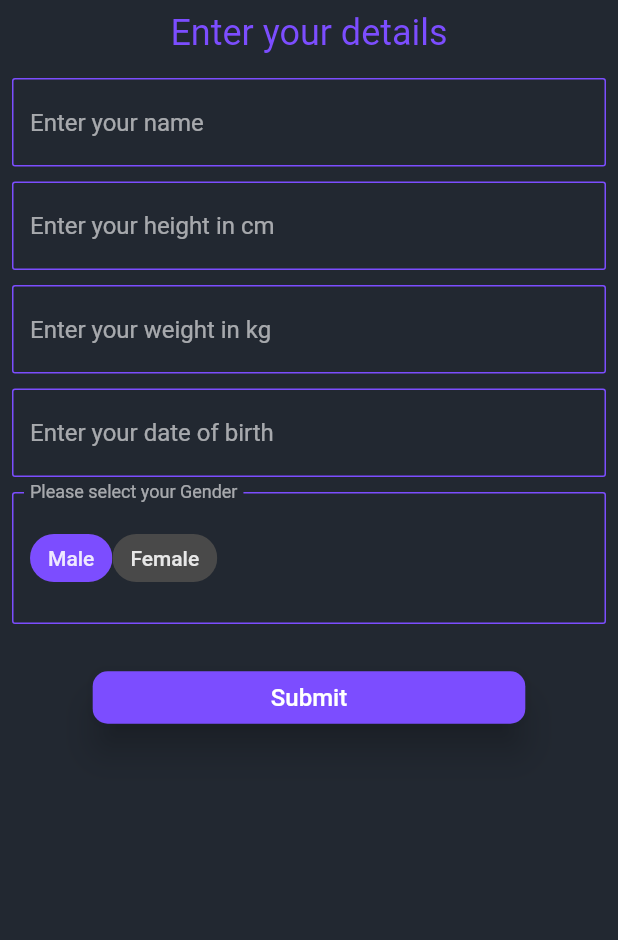
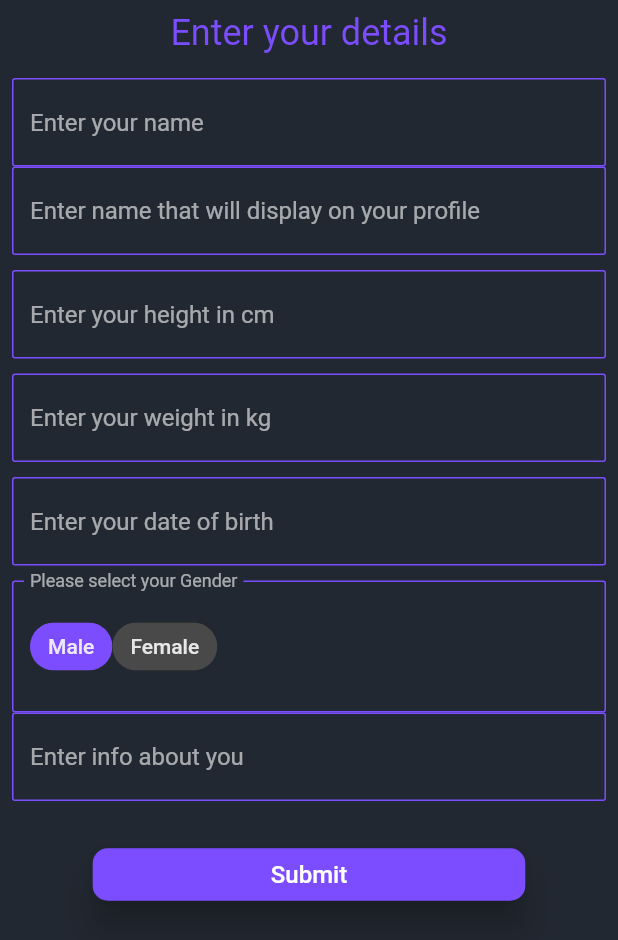
Before and after one commit to usamaTheFirst/sehatmand, a Flutter app: the FormScreen screen opened by its route, on a phone screen of 412 x 824 dp. Shown: the top 940 px of the screen. Run offline on Flutter 3.47's test engine with Material 2 defaults, Android fonts, the phone set to English and light mode, and no system bars; drawn by our look-alikes of flutter_form_builder; our stand-ins replace cached_network_image, cloud_firestore, firebase_auth, firebase_core, firebase_storage, flashy_tab_bar2 and 14 more; accounts and stored records are empty; network calls fail.

Commit message:
17 jul end

```diff
--- a/lib/main.dart
+++ b/lib/main.dart
@@ -9,7 +9,9 @@ import 'package:sehatmand/screens/auth-screen.dart';
 import 'package:sehatmand/screens/form_screen.dart';
 import 'package:sehatmand/screens/main-srcreen.dart';
 import 'package:sehatmand/screens/test_screen.dart';
+import 'package:sehatmand/utils/providers.dart';
 import 'package:sehatmand/view_models/auth/register_view_model.dart';
+import 'package:sehatmand/view_models/profile/edit_profile_view_model.dart';
 import 'package:sehatmand/view_models/user/user_view_model.dart';
 import 'package:sehatmand/widgets/exercise_widget.dart';
 
@@ -18,8 +20,7 @@ Future<void> main() async {
   await Firebase.initializeApp();
   runApp(MultiProvider(providers: [
     ChangeNotifierProvider.value(value: FetchPreviousExcercise()),
-    ChangeNotifierProvider.value(value: UserViewModel()),
-    ChangeNotifierProvider.value(value: RegisterViewModel())
+    ...providers
   ], child: (MyApp())));
 }
 
--- a/lib/screens/form_screen.dart
+++ b/lib/screens/form_screen.dart
@@ -59,6 +59,25 @@ class _FormScreenState extends State<FormScreen> {
                         //   borderSide: BorderSide(color: Colors.blue, width: 5),
                         // ),
                         hintText: 'Enter your name'),
+                  ),
+                  FormBuilderTextField(
+                    name: 'username',
+                    enableSuggestions: false,
+                    keyboardType: TextInputType.text,
+                    validator: (value) {
+                      if (value == null || value.isEmpty) {
+                        return 'Please enter your name';
+                      } else if (value.length < 3) {
+                        return 'Name must be at least 3 characters long';
+                      } else if (value.length > 20) {
+                        return 'Name must be 20 characters or less';
+                      } else if (!RegExp(r'^[A-Za-z ]+$').hasMatch(value)) {
+                        return 'Name must contain only alphabetical characters';
+                      }
+                      return null;
+                    },
+                    decoration: InputDecoration(
+                        hintText: 'Enter name that will display on your profile'),
                   ),
                   SizedBox(height: 10),
                   FormBuilderTextField(
@@ -132,6 +151,20 @@ class _FormScreenState extends State<FormScreen> {
                         FormBuilderFieldOption(
                             value: 'Female', child: Text('Female')),
                       ]),
+                  FormBuilderTextField(
+                    name: 'bio',
+                    validator: (value) {
+                      if (value == null || value.isEmpty) {
+                        return 'Please enter your bio';
+                      } else if (double.tryParse(value) == null) {
+                        return 'Please enter a valid bio';
+                      }
+                      return null;
+                    },
+                    keyboardType: TextInputType.text,
+                    decoration:
+                    InputDecoration(hintText: 'Enter info about you'),
+                  ),
                   SizedBox(
                     height: 25,
                   ),
--- a/lib/screens/home_screen.dart
+++ b/lib/screens/home_screen.dart
@@ -17,7 +17,8 @@ class _HomeScreenState extends State<HomeScreen> {
   @override
   Widget build(BuildContext context) {
     return Scaffold(
-      body: Column(
+      body: SafeArea(
+        child: Column(
           children: [
             Container(
               decoration: BoxDecoration(
@@ -113,6 +114,7 @@ class _HomeScreenState extends State<HomeScreen> {
             ),
           ],
         ),
+      ),
     );
   }
 }
--- a/lib/screens/main-srcreen.dart
+++ b/lib/screens/main-srcreen.dart
@@ -5,6 +5,7 @@ import 'package:sehatmand/screens/home_screen.dart';
 import 'package:sehatmand/screens/mainscreen_social.dart';
 import 'package:sehatmand/screens/past_exercises_screen.dart';
 import 'package:sehatmand/screens/test_screen.dart';
+import 'package:sehatmand/pages/profile.dart';
 
 class MainScreen extends StatefulWidget {
   MainScreen({Key? key}) : super(key: key);
@@ -21,7 +22,7 @@ class _MainScreenState extends State<MainScreen> {
     HomeScreen(),
     TabScreen(),
     PastExercisesScreen(),
-    TestScreen(),
+    Profile(profileId: FirebaseAuth.instance.currentUser!.uid),
   ];
 
   @override
--- a/lib/screens/mainscreen_social.dart
+++ b/lib/screens/mainscreen_social.dart
@@ -53,7 +53,7 @@ class _TabScreenState extends State<TabScreen> {
   @override
   Widget build(BuildContext context) {
     return DefaultTabController(
-      length: 5,
+      length: 4,
       child: Scaffold(
         appBar: AppBar(
           title: TabBar(
@@ -62,7 +62,7 @@ class _TabScreenState extends State<TabScreen> {
               Tab(icon: Icon(pages[1]['icon']),),
               Tab(icon: Icon(pages[2]['icon']),),
               Tab(icon: Icon(pages[3]['icon']),),
-              Tab(icon: Icon(pages[4]['icon']),),
+              // Tab(icon: Icon(pages[4]['icon']),),
             ],
           ),
         ),
@@ -74,7 +74,7 @@ class _TabScreenState extends State<TabScreen> {
             // FabContainer(page: pages[2]['page'], icon: Icons.add_circle),
             pages[2]['page'],
             pages[3]['page'],
-            pages[4]['page'],
+            // pages[4]['page'],
           ],
         ),
         // body: PageTransitionSwitcher(
```
Lines whose indentation alone changed are shown as unchanged.
